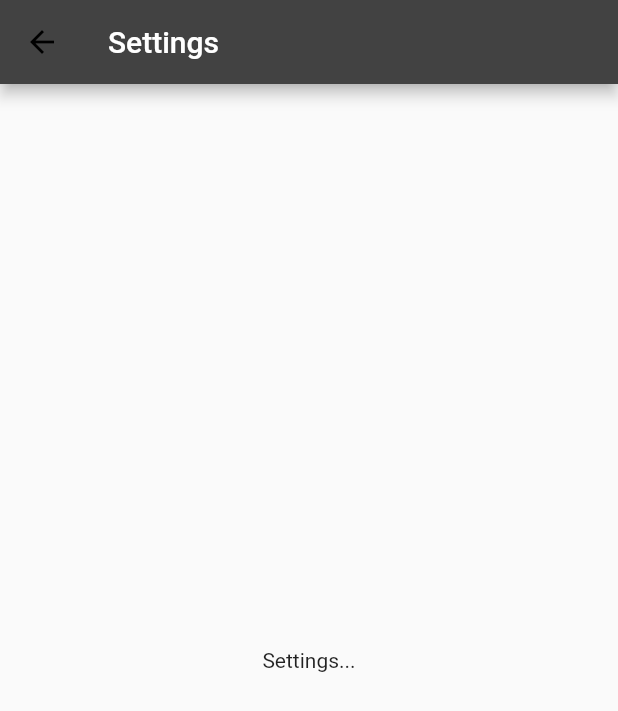
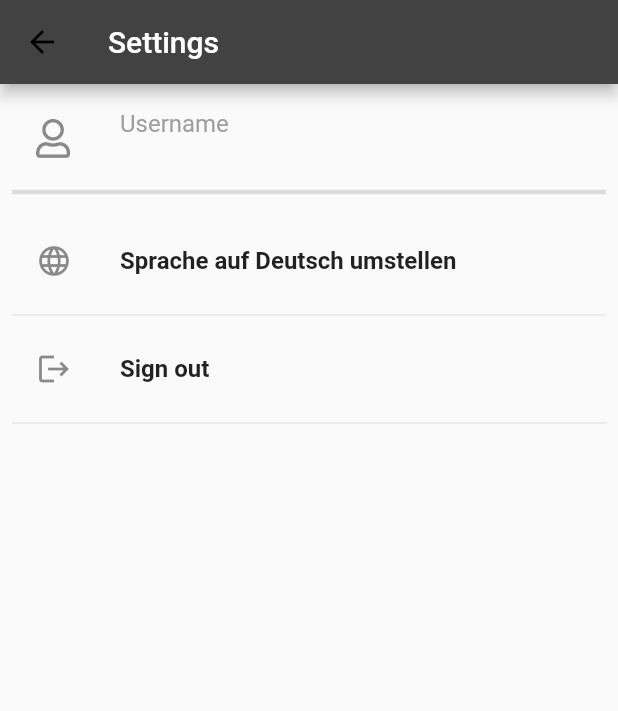
Before and after one commit to githussein/logistik_tracking, a Flutter app: the SettingsScreen screen opened by its route, on a phone screen of 412 x 824 dp. Shown: the top 711 px of the screen. Run offline on Flutter 3.47's test engine with Material 2 defaults, Android fonts, the light colour scheme and no system bars; our stand-ins replace font_awesome_flutter, shared_preferences; accounts and stored records are empty; generated files the repository leaves out were written again; network calls fail.

Commit message:
Feature/RP-1148 settings screen

```diff
--- a/lib/l10n/app_de.arb
+++ b/lib/l10n/app_de.arb
@@ -6,11 +6,13 @@
     "updateLink": "Link aktualisieren",
     "close": "Schließen",
     "errorInvalidCredentials": "Benutzername oder Passwort ungültig",
-    "errorInvalidBackendUrl": "Pfad konnte nicht gefunden werden",
+    "errorInvalidBackendUrl": "Server konnte nicht erreicht werden",
     "errorInvalidPath": "Pfad konnte nicht gefunden werden",
     "baseUrlUpdated": "wird derzeit verwendet",
     "home": "Home",
     "objects": "Objekte",
     "labels": "Labels",
-    "settings": "Einstellungen"
+    "settings": "Einstellungen",
+    "switchLanguage": "Switch language to English",
+    "signOut": "Ausloggen"
 }
--- a/lib/l10n/app_en.arb
+++ b/lib/l10n/app_en.arb
@@ -12,5 +12,7 @@
     "home": "Home",
     "objects": "Objects",
     "labels": "Labels",
-    "settings": "Settings"
+    "settings": "Settings",
+    "switchLanguage": "Sprache auf Deutsch umstellen",
+    "signOut": "Sign out"
 }
--- a/lib/providers/auth.dart
+++ b/lib/providers/auth.dart
@@ -4,9 +4,10 @@ import 'package:http/http.dart' as http;
 
 /// The authentication provider
 class Auth with ChangeNotifier {
-  /// The locally stored base url and auth header
+  /// The locally stored data
   var backendUrl = '';
   var authHeader = {'authorization': ''};
+  String username = '';
 
   /// Checks if the app can connect to a valid  backend
   ///
@@ -44,6 +45,7 @@ class Auth with ChangeNotifier {
         headers: authHeader,
       );
 
+      this.username = username;
       return response.statusCode;
     } catch (error) {
       rethrow;
--- a/lib/screens/settings_screen.dart
+++ b/lib/screens/settings_screen.dart
@@ -1,4 +1,9 @@
 import 'package:flutter/material.dart';
+import 'package:flutter_gen/gen_l10n/app_localizations.dart';
+import 'package:font_awesome_flutter/font_awesome_flutter.dart';
+import 'package:provider/provider.dart';
+import '../providers/locale.dart';
+import '../providers/auth.dart';
 import '../widgets/custom_app_bar_widget.dart';
 
 class SettingsScreen extends StatefulWidget {
@@ -13,9 +18,66 @@ class SettingsScreen extends StatefulWidget {
 class _SettingsScreenState extends State<SettingsScreen> {
   @override
   Widget build(BuildContext context) {
-    return const Scaffold(
-      appBar: CustomAppBar(screenTitle: 'Settings'),
-      body: Center(child: Text('Settings...')),
+    return Scaffold(
+      appBar: CustomAppBar(screenTitle: AppLocalizations.of(context)!.settings),
+      body: Padding(
+        padding: const EdgeInsets.all(8),
+        child: ListView(
+          children: <Widget>[
+            ListTile(
+              leading: Column(
+                mainAxisAlignment: MainAxisAlignment.center,
+                children: const [FaIcon(FontAwesomeIcons.user, size: 26)],
+              ),
+              title: Column(
+                crossAxisAlignment: CrossAxisAlignment.start,
+                children: [
+                  Text(
+                    AppLocalizations.of(context)!.username,
+                    style: const TextStyle(color: Colors.grey),
+                  ),
+                  Text(
+                    Provider.of<Auth>(context).username,
+                    style: const TextStyle(fontWeight: FontWeight.bold),
+                  ),
+                ],
+              ),
+            ),
+            const Divider(thickness: 3),
+            const SizedBox(height: 10),
+            ListTile(
+              leading: const Icon(Icons.language),
+              title: Text(
+                AppLocalizations.of(context)!.switchLanguage,
+                style: const TextStyle(fontWeight: FontWeight.bold),
+              ),
+              onTap: () {
+                if (Localizations.localeOf(context) == const Locale('de')) {
+                  Provider.of<LocaleProvider>(context, listen: false)
+                      .setLocale(const Locale.fromSubtags(languageCode: 'en'));
+                } else {
+                  Provider.of<LocaleProvider>(context, listen: false)
+                      .setLocale(const Locale.fromSubtags(languageCode: 'de'));
+                }
+              },
+            ),
+            const Divider(),
+            ListTile(
+              leading: const Icon(Icons.logout),
+              title: Text(
+                AppLocalizations.of(context)!.signOut,
+                style: const TextStyle(fontWeight: FontWeight.bold),
+              ),
+              onTap: () {
+                Navigator.of(context, rootNavigator: true)
+                    .pushNamedAndRemoveUntil(
+                        '/', (Route<dynamic> route) => false);
+              },
+            ),
+            const Divider(),
+          ],
+        ),
+      ),
     );
   }
 }
--- a/pubspec.yaml
+++ b/pubspec.yaml
@@ -51,6 +51,7 @@ dev_dependencies:
   http: ^0.13.4
   provider: ^6.0.1
   font_awesome_flutter: ^9.2.0
+  shared_preferences: ^2.0.12
 
 # For information on the generic Dart part of this file, see the
 # following page: https://dart.dev/tools/pub/pubspec
```
Also changed, not shown: lib/main.dart (+8 -1 lines), lib/providers/locale.dart (added, +28 -0 lines), lib/screens/signin_screen.dart (+11 -0 lines), pubspec.lock, 2 other files.
